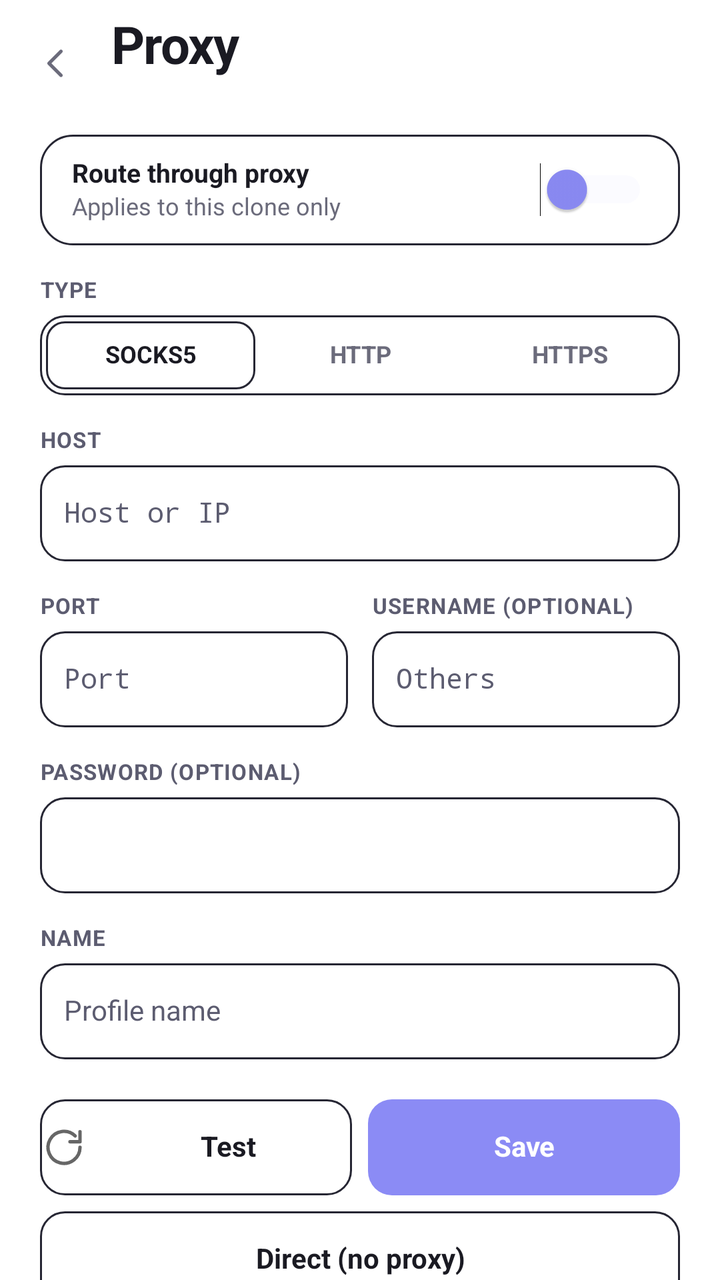
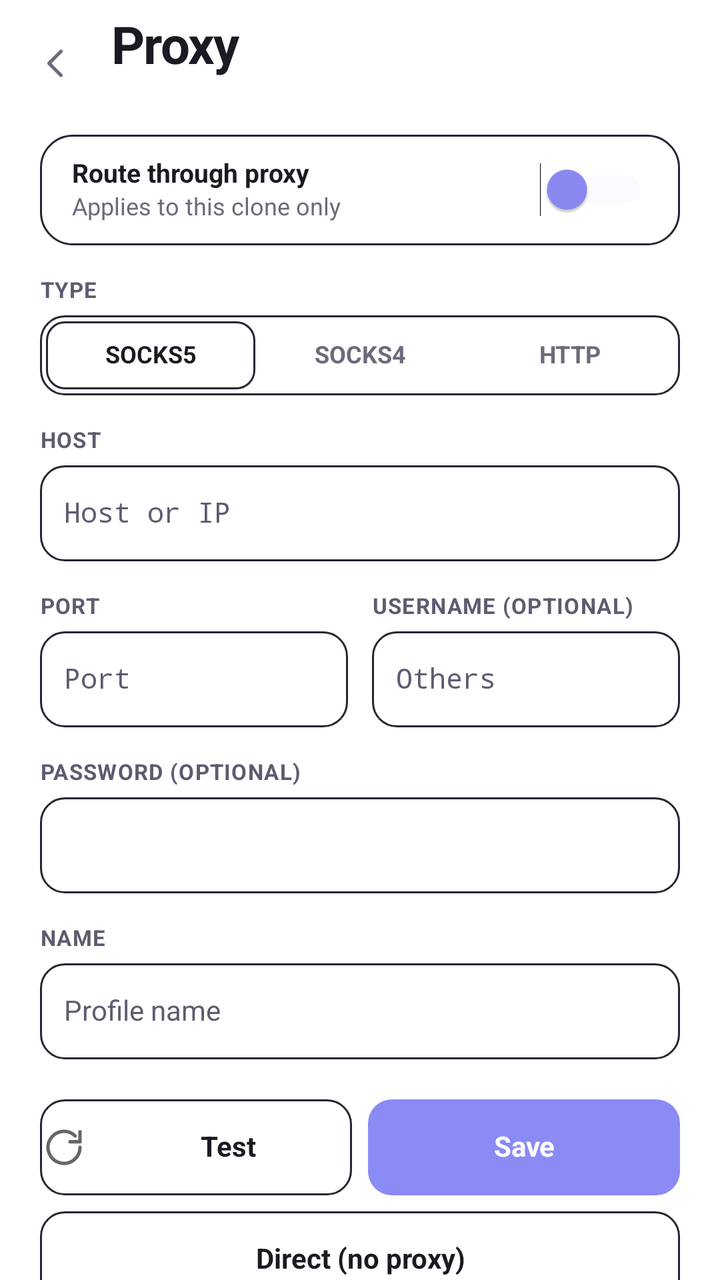

Compare the two renders of this Android layout. The source of the first and the diff that turns it into the second are given below.
<!-- AndroidManifest.xml: application theme Theme.NexusClone -->
<!-- res/layout/activity_proxy.xml -->
<?xml version="1.0" encoding="utf-8"?>
<LinearLayout xmlns:android="http://schemas.android.com/apk/res/android"
    android:layout_width="match_parent"
    android:layout_height="match_parent"
    android:background="@color/surface"
    android:orientation="vertical"
    android:fitsSystemWindows="true">

    
    

    
    <LinearLayout
        android:layout_width="match_parent"
        android:layout_height="wrap_content"
        android:orientation="horizontal"
        android:gravity="center_vertical"
        android:paddingStart="@dimen/space_2"
        android:paddingEnd="@dimen/gutter"
        android:paddingTop="@dimen/space_2"
        android:paddingBottom="@dimen/space_3">

        <ImageView
            android:id="@+id/btnBack"
            style="@style/Nc.IconButton"
            android:src="@drawable/ic_nc_arrow_back"
            android:contentDescription="@string/close" />

        <LinearLayout
            android:layout_width="0dp"
            android:layout_height="wrap_content"
            android:layout_weight="1"
            android:layout_marginStart="@dimen/space_2"
            android:orientation="vertical">

            <TextView
                style="@style/Nc.AppBarTitle"
                android:layout_width="wrap_content"
                android:layout_height="wrap_content"
                android:text="@string/instance_proxy" />

            <TextView
                android:id="@+id/subtitle"
                style="@style/Nc.AppBarSub"
                android:layout_width="wrap_content"
                android:layout_height="wrap_content"
                android:layout_marginTop="3dp" />
        </LinearLayout>
    </LinearLayout>

    <ScrollView
        android:layout_width="match_parent"
        android:layout_height="0dp"
        android:layout_weight="1"
        android:fillViewport="true"
        android:scrollbars="none">

        <LinearLayout
            android:layout_width="match_parent"
            android:layout_height="wrap_content"
            android:orientation="vertical"
            android:paddingStart="@dimen/gutter"
            android:paddingEnd="@dimen/gutter"
            android:paddingBottom="@dimen/body_bottom_inset">

            
            <LinearLayout
                style="@style/Nc.Card"
                android:layout_width="match_parent"
                android:layout_height="wrap_content"
                android:paddingStart="@dimen/space_4"
                android:paddingEnd="@dimen/space_4"
                android:paddingTop="@dimen/space_3"
                android:paddingBottom="@dimen/space_3">

                <LinearLayout
                    android:layout_width="match_parent"
                    android:layout_height="wrap_content"
                    android:orientation="horizontal"
                    android:gravity="center_vertical">

                    <LinearLayout
                        android:layout_width="0dp"
                        android:layout_height="wrap_content"
                        android:layout_weight="1"
                        android:orientation="vertical">

                        <TextView
                            style="@style/Text.Label"
                            android:layout_width="wrap_content"
                            android:layout_height="wrap_content"
                            android:text="Route through proxy" />

                        <TextView
                            style="@style/Text.Caption"
                            android:layout_width="wrap_content"
                            android:layout_height="wrap_content"
                            android:layout_marginTop="2dp"
                            android:text="Applies to this clone only" />
                    </LinearLayout>

                    <Switch
                        android:id="@+id/switchEnabled"
                        android:layout_width="wrap_content"
                        android:layout_height="wrap_content"
                        android:thumbTint="@color/accent_strong"
                        android:trackTint="@color/accent_soft" />
                </LinearLayout>
            </LinearLayout>

            
            <LinearLayout
                android:layout_width="match_parent"
                android:layout_height="wrap_content"
                android:layout_marginTop="@dimen/space_4"
                android:orientation="vertical">

                <TextView
                    style="@style/Nc.FieldLabel"
                    android:layout_width="wrap_content"
                    android:layout_height="wrap_content"
                    android:text="@string/proxy_type" />

                <LinearLayout
                    android:id="@+id/typeGroup"
                    android:layout_width="match_parent"
                    android:layout_height="wrap_content"
                    android:layout_marginTop="6dp"
                    android:background="@drawable/bg_segment_track"
                    android:orientation="horizontal"
                    android:padding="3dp">

                    <TextView
                        android:id="@+id/segSocks"
                        android:layout_width="0dp"
                        android:layout_height="34dp"
                        android:layout_weight="1"
                        android:background="@drawable/bg_segment_on"
                        android:gravity="center"
                        android:textSize="12sp"
                        android:textStyle="bold"
                        android:textAllCaps="false"
                        android:textColor="@color/text_primary"
                        android:text="SOCKS5"
                        android:includeFontPadding="false" />

                    <TextView
                        android:id="@+id/segHttp"
                        android:layout_width="0dp"
                        android:layout_height="34dp"
                        android:layout_weight="1"
                        android:gravity="center"
                        android:textSize="12sp"
                        android:textStyle="bold"
                        android:textAllCaps="false"
                        android:textColor="@color/text_secondary"
                        android:text="HTTP"
                        android:includeFontPadding="false" />

                    <TextView
                        android:id="@+id/segHttps"
                        android:layout_width="0dp"
                        android:layout_height="34dp"
                        android:layout_weight="1"
                        android:gravity="center"
                        android:textSize="12sp"
                        android:textStyle="bold"
                        android:textAllCaps="false"
                        android:textColor="@color/text_secondary"
                        android:text="HTTPS"
                        android:includeFontPadding="false" />
                </LinearLayout>
            </LinearLayout>

            
            <LinearLayout
                android:layout_width="match_parent"
                android:layout_height="wrap_content"
                android:layout_marginTop="@dimen/space_4"
                android:orientation="vertical">

                <TextView
                    style="@style/Nc.FieldLabel"
                    android:layout_width="wrap_content"
                    android:layout_height="wrap_content"
                    android:text="@string/proxy_host" />

                <EditText
                    android:id="@+id/host"
                    style="@style/Nc.Input"
                    android:layout_marginTop="6dp"
                    android:hint="@string/proxy_host_hint"
                    android:inputType="textUri"
                    android:fontFamily="monospace" />
            </LinearLayout>

            
            <LinearLayout
                android:layout_width="match_parent"
                android:layout_height="wrap_content"
                android:layout_marginTop="@dimen/space_4"
                android:orientation="horizontal">

                <LinearLayout
                    android:layout_width="0dp"
                    android:layout_height="wrap_content"
                    android:layout_weight="1"
                    android:orientation="vertical">

                    <TextView
                        style="@style/Nc.FieldLabel"
                        android:layout_width="wrap_content"
                        android:layout_height="wrap_content"
                        android:text="@string/proxy_port" />

                    <EditText
                        android:id="@+id/port"
                        style="@style/Nc.Input"
                        android:layout_marginTop="6dp"
                        android:hint="@string/proxy_port_hint"
                        android:inputType="number"
                        android:fontFamily="monospace" />
                </LinearLayout>

                <LinearLayout
                    android:layout_width="0dp"
                    android:layout_height="wrap_content"
                    android:layout_weight="1"
                    android:layout_marginStart="@dimen/space_3"
                    android:orientation="vertical">

                    <TextView
                        style="@style/Nc.FieldLabel"
                        android:layout_width="wrap_content"
                        android:layout_height="wrap_content"
                        android:text="@string/proxy_user" />

                    <EditText
                        android:id="@+id/user"
                        style="@style/Nc.Input"
                        android:layout_marginTop="6dp"
                        android:hint="@string/other"
                        android:inputType="text"
                        android:fontFamily="monospace" />
                </LinearLayout>
            </LinearLayout>

            
            <LinearLayout
                android:layout_width="match_parent"
                android:layout_height="wrap_content"
                android:layout_marginTop="@dimen/space_4"
                android:orientation="vertical">

                <TextView
                    style="@style/Nc.FieldLabel"
                    android:layout_width="wrap_content"
                    android:layout_height="wrap_content"
                    android:text="@string/proxy_pass" />

                <EditText
                    android:id="@+id/pass"
                    style="@style/Nc.Input"
                    android:layout_marginTop="6dp"
                    android:inputType="textPassword"
                    android:fontFamily="monospace" />
            </LinearLayout>

            
            <LinearLayout
                android:layout_width="match_parent"
                android:layout_height="wrap_content"
                android:layout_marginTop="@dimen/space_4"
                android:orientation="vertical">

                <TextView
                    style="@style/Nc.FieldLabel"
                    android:layout_width="wrap_content"
                    android:layout_height="wrap_content"
                    android:text="@string/proxy_name" />

                <EditText
                    android:id="@+id/name"
                    style="@style/Nc.Input"
                    android:layout_marginTop="6dp"
                    android:hint="@string/proxy_name_hint" />
            </LinearLayout>

            
            <LinearLayout
                android:id="@+id/errorLine"
                android:layout_width="match_parent"
                android:layout_height="wrap_content"
                android:layout_marginTop="@dimen/space_2"
                android:orientation="horizontal"
                android:gravity="center_vertical"
                android:visibility="gone">

                <ImageView
                    android:layout_width="13dp"
                    android:layout_height="13dp"
                    android:src="@drawable/ic_nc_alert"
                    android:tint="@color/danger"
                    android:contentDescription="@null" />

                <TextView
                    android:id="@+id/errorText"
                    android:layout_width="wrap_content"
                    android:layout_height="wrap_content"
                    android:layout_marginStart="5dp"
                    android:textSize="11sp"
                    android:textColor="@color/danger"
                    android:includeFontPadding="false" />
            </LinearLayout>

            <LinearLayout
                android:layout_width="match_parent"
                android:layout_height="wrap_content"
                android:layout_marginTop="@dimen/space_5"
                android:orientation="horizontal">

                <TextView
                    android:id="@+id/btnTest"
                    style="@style/Nc.Button.Ghost"
                    android:layout_width="0dp"
                    android:layout_height="@dimen/button_height"
                    android:layout_weight="1"
                    android:text="Test"
                    android:drawableStart="@drawable/ic_nc_refresh"
                    android:drawablePadding="@dimen/space_2"
                    android:gravity="center" />

                <TextView
                    android:id="@+id/btnSave"
                    style="@style/Nc.Button.Primary"
                    android:layout_width="0dp"
                    android:layout_height="@dimen/button_height"
                    android:layout_weight="1"
                    android:layout_marginStart="@dimen/space_2"
                    android:text="@string/save"
                    android:gravity="center" />
            </LinearLayout>

            <TextView
                android:id="@+id/btnClear"
                style="@style/Nc.Button.Ghost"
                android:layout_width="match_parent"
                android:layout_height="@dimen/button_height"
                android:layout_marginTop="@dimen/space_2"
                android:text="@string/proxy_none"
                android:gravity="center" />
        </LinearLayout>
    </ScrollView>
</LinearLayout>
<!-- resources referenced by this layout -->
<resources>
  <color name="accent_soft">#248B8BF5</color>
  <color name="accent_strong">#8B8BF5</color>
  <color name="danger">#F87171</color>
  <color name="surface">#FFFFFF</color>
  <color name="text_primary">@color/primary_text</color>
  <color name="text_secondary">@color/secondary_text</color>
  <dimen name="body_bottom_inset">96dp</dimen>
  <dimen name="button_height">48dp</dimen>
  <dimen name="gutter">20dp</dimen>
  <dimen name="space_2">8dp</dimen>
  <dimen name="space_3">12dp</dimen>
  <dimen name="space_4">16dp</dimen>
  <dimen name="space_5">20dp</dimen>
  <string name="close">Close</string>
  <string name="instance_proxy">Proxy</string>
  <string name="other">Others</string>
  <string name="proxy_host">Host</string>
  <string name="proxy_host_hint">Host or IP</string>
  <string name="proxy_name">Name</string>
  <string name="proxy_name_hint">Profile name</string>
  <string name="proxy_none">Direct (no proxy)</string>
  <string name="proxy_pass">Password (optional)</string>
  <string name="proxy_port">Port</string>
  <string name="proxy_port_hint">Port</string>
  <string name="proxy_type">Type</string>
  <string name="proxy_user">Username (optional)</string>
  <string name="save">Save</string>
  <style name="Nc.AppBarSub" parent="Text.AppBarSub" />
  <style name="Nc.AppBarTitle" parent="Text.AppBarTitle" />
  <style name="Nc.Button.Ghost" parent="Nc.Button">
          <item name="android:background">@drawable/bg_button_ghost</item>
          <item name="android:textColor">@color/text_primary</item>
      </style>
  <style name="Nc.Button.Primary" parent="Nc.Button">
          <item name="android:background">@drawable/bg_button_primary</item>
          <item name="android:textColor">@color/text_on_accent</item>
      </style>
  <style name="Nc.Card">
          <item name="android:background">@drawable/bg_card</item>
          <item name="android:orientation">vertical</item>
          <item name="android:paddingTop">@dimen/space_1</item>
          <item name="android:paddingBottom">@dimen/space_1</item>
      </style>
  <style name="Text.Caption">
          <item name="android:textSize">12sp</item>
          <item name="android:textColor">@color/text_secondary</item>
          <item name="android:includeFontPadding">false</item>
      </style>
  <style name="Text.Label">
          <item name="android:textSize">13sp</item>
          <item name="android:textColor">@color/text_primary</item>
          <item name="android:textStyle">bold</item>
          <item name="android:includeFontPadding">false</item>
      </style>
  <color name="primary_text">#1A1A22</color>
  <color name="secondary_text">#6B6B7B</color>
  <color name="surface_raised">#FFFFFF</color>
  <dimen name="hairline">1dp</dimen>
  <color name="hairline">#262633</color>
  <dimen name="radius_input">12dp</dimen>
  <style name="Text.AppBarSub">
          <item name="android:textSize">12sp</item>
          <item name="android:textColor">@color/text_secondary</item>
          <item name="android:includeFontPadding">false</item>
      </style>
  <color name="text_on_accent">#FFFFFFFF</color>
  <dimen name="space_1">4dp</dimen>
  <color name="text_tertiary">#5C5C70</color>
  <dimen name="iconbtn_size">40dp</dimen>
  <dimen name="input_height">48dp</dimen>
  <color name="primary">@color/brand_indigo</color>
  <color name="primary_dark">@color/brand_indigo_dark</color>
  <color name="text_on_brand">#FFFFFF</color>
  <color name="primary_light">@color/brand_indigo_light</color>
  <dimen name="radius_card">16dp</dimen>
  <color name="brand_indigo">#4F46E5</color>
  <color name="brand_indigo_dark">#3730A3</color>
  <color name="brand_indigo_light">#6366F1</color>
  <!-- unchanged entries left out for length: 15 -->
</resources>

<!-- the commit's change to res/layout/activity_proxy.xml (unified diff, before → after) -->
@@ -131,7 +131,7 @@
                     android:padding="3dp">
 
                     <TextView
-                        android:id="@+id/segSocks"
+                        android:id="@+id/segSocks5"
                         android:layout_width="0dp"
                         android:layout_height="34dp"
                         android:layout_weight="1"
@@ -141,7 +141,20 @@
                         android:textStyle="bold"
                         android:textAllCaps="false"
                         android:textColor="@color/text_primary"
-                        android:text="SOCKS5"
+                        android:text="@string/net_socks5"
+                        android:includeFontPadding="false" />
+
+                    <TextView
+                        android:id="@+id/segSocks4"
+                        android:layout_width="0dp"
+                        android:layout_height="34dp"
+                        android:layout_weight="1"
+                        android:gravity="center"
+                        android:textSize="12sp"
+                        android:textStyle="bold"
+                        android:textAllCaps="false"
+                        android:textColor="@color/text_secondary"
+                        android:text="@string/net_socks4"
                         android:includeFontPadding="false" />
 
                     <TextView
@@ -154,20 +167,7 @@
                         android:textStyle="bold"
                         android:textAllCaps="false"
                         android:textColor="@color/text_secondary"
-                        android:text="HTTP"
-                        android:includeFontPadding="false" />
-
-                    <TextView
-                        android:id="@+id/segHttps"
-                        android:layout_width="0dp"
-                        android:layout_height="34dp"
-                        android:layout_weight="1"
-                        android:gravity="center"
-                        android:textSize="12sp"
-                        android:textStyle="bold"
-                        android:textAllCaps="false"
-                        android:textColor="@color/text_secondary"
-                        android:text="HTTPS"
+                        android:text="@string/net_http"
                         android:includeFontPadding="false" />
                 </LinearLayout>
             </LinearLayout>
@@ -325,7 +325,7 @@
                     android:layout_width="0dp"
                     android:layout_height="@dimen/button_height"
                     android:layout_weight="1"
-                    android:text="Test"
+                    android:text="@string/nc_test"
                     android:drawableStart="@drawable/ic_nc_refresh"
                     android:drawablePadding="@dimen/space_2"
                     android:gravity="center" />
<!-- resource entries referenced after the edit -->
@@ -15,6 +15,10 @@
   <dimen name="space_5">20dp</dimen>
   <string name="close">Close</string>
   <string name="instance_proxy">Proxy</string>
+  <string name="nc_test">Test</string>
+  <string name="net_http">HTTP</string>
+  <string name="net_socks4">SOCKS4</string>
+  <string name="net_socks5">SOCKS5</string>
   <string name="other">Others</string>
   <string name="proxy_host">Host</string>
   <string name="proxy_host_hint">Host or IP</string>
